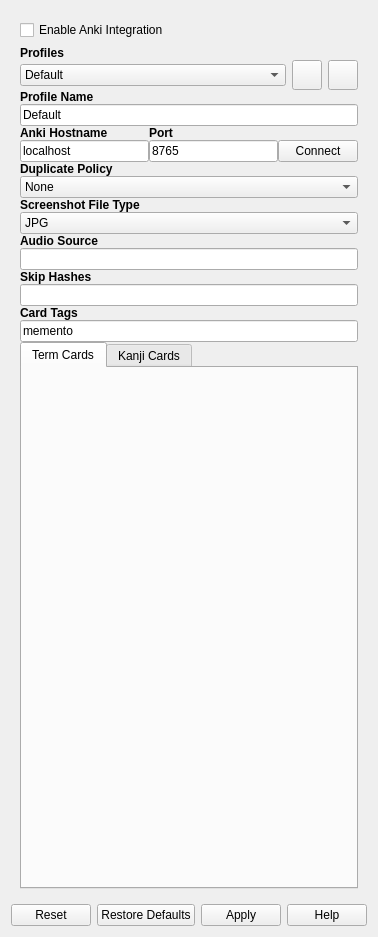
This is src/gui/widgets/ankisettings.ui in ripose-jp/Memento as Qt 5 draws it before an edit. The edited form follows.
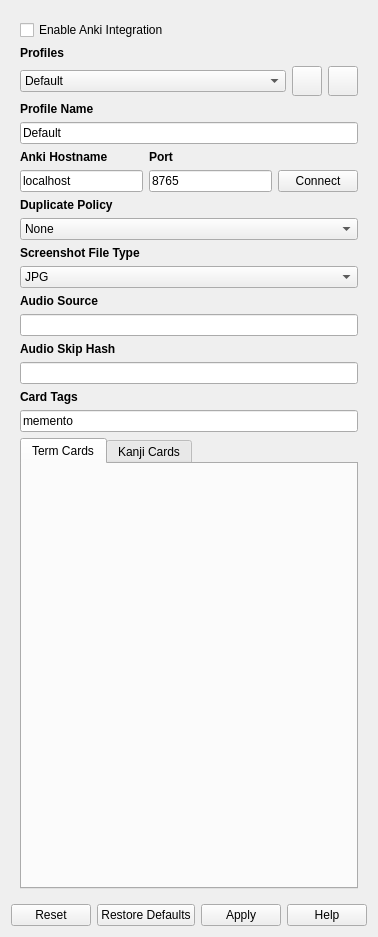
This is the edited form. Custom widgets are drawn as their Qt base class.

Commit message: Added custom audio urls to cards

The edit to the form file:
```diff
--- a/src/gui/widgets/ankisettings.ui
+++ b/src/gui/widgets/ankisettings.ui
@@ -34,7 +34,7 @@
         <x>0</x>
         <y>0</y>
         <width>344</width>
-        <height>944</height>
+        <height>1010</height>
        </rect>
       </property>
       <layout class="QVBoxLayout" name="verticalLayout_4">
@@ -55,7 +55,7 @@
          </property>
          <layout class="QVBoxLayout" name="verticalLayout_5">
           <property name="spacing">
-           <number>0</number>
+           <number>6</number>
           </property>
           <property name="leftMargin">
            <number>0</number>
@@ -172,6 +172,9 @@
           </item>
           <item>
            <layout class="QGridLayout" name="layoutConnect">
+            <property name="horizontalSpacing">
+             <number>6</number>
+            </property>
             <item row="2" column="1">
              <widget class="QLineEdit" name="lineEditPort">
               <property name="toolTip">
@@ -341,7 +344,7 @@
              </font>
             </property>
             <property name="text">
-             <string>Skip Hashes</string>
+             <string>Audio Skip Hash</string>
             </property>
            </widget>
           </item>
```
Left out of the diff: 10 changed lines with no effect on the pictures. The commit also changes 5 other files.
